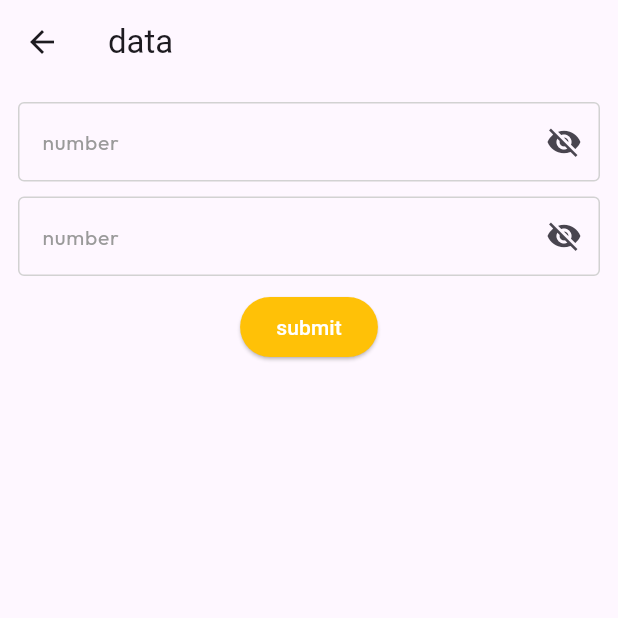
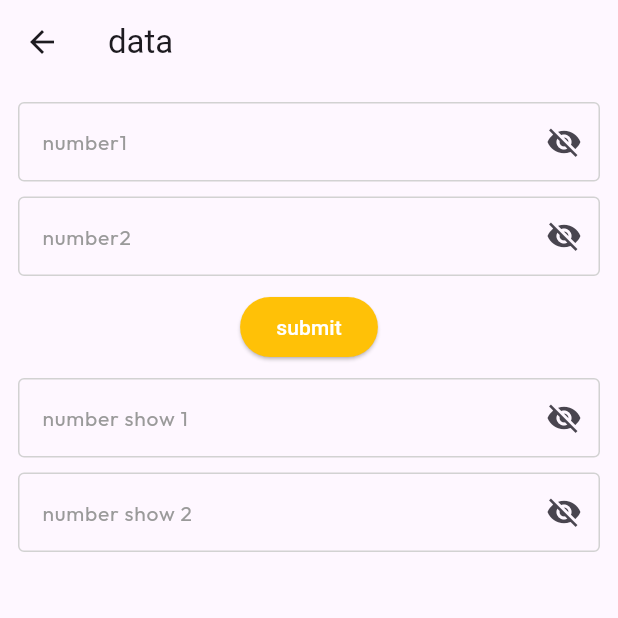
Before and after one commit to shankar-rajan-ts/api_flutter, a Flutter app: the Funcation screen opened by its route, on a phone screen of 412 x 824 dp, the top half of it. Run offline on Flutter 3.47's test engine with Material 3 defaults, Android fonts, the phone set to English and light mode, and no system bars; our stand-ins replace firebase_core, firebase_messaging, geolocator, google_fonts, google_maps_flutter, location; missing offline and left inert: draggable_scrollbar; accounts and stored records are empty.

Commit message:
other  text filed fixed

```diff
--- a/lib/form/form.dart
+++ b/lib/form/form.dart
@@ -21,10 +21,15 @@ class _FuncationState extends State<Funcation> {
   // final TextEditingController _numberController = TextEditingController();
   final numbersController = TextEditingController();
   final numberController = TextEditingController();
+  final numbershow1Controller = TextEditingController();
+  final numbershow2Controller = TextEditingController();
 
   @override
   void initState() {
     super.initState();
+    print("object");
+    // myController.addListener(_printLatestValue);
+
     // Start listening to changes.
     // myController.addListener(_printLatestValue);
   }
@@ -87,7 +92,7 @@ class _FuncationState extends State<Funcation> {
                           ),
                       onPressed: () {},
                     ),
-                    hintText: "number",
+                    hintText: "number1",
                     hintStyle: GoogleFonts.outfit(
                       color: const Color(0xFF9A9A9A),
                       fontSize: 14,
@@ -134,7 +139,7 @@ class _FuncationState extends State<Funcation> {
                         });
                       },
                     ),
-                    hintText: "number",
+                    hintText: "number2",
                     hintStyle: GoogleFonts.outfit(
                       color: const Color(0xFF9A9A9A),
                       fontSize: 14,
@@ -208,20 +213,125 @@ class _FuncationState extends State<Funcation> {
                       print("Number 2 : $number2");
                       final sum = number1 - number2;
                       print("Sum : $sum");
+                      // numbershow1Controller.text = sum.toString();
+                      numbershow1Controller.text = number1.toString();
+                      numbershow2Controller.text = number2.toString();
 
                       numbersController.clear();
-                      numberController.clear();},
+                      numberController.clear();
+                    },
                     child: const Text(
                       "submit",
                       style: TextStyle(color: Colors.white),
                     )),
-                // const TextField(
-                //   obscureText: true,
-                //   decoration: InputDecoration(
-                //       border: InputBorder.none,
-                //       labelText: 'Enter Name',
-                //       hintText: 'Enter Your Name'),
-                // ),
+                SizedBox(
+                  height: 10,
+                ),
+                TextField(
+                  controller: numbershow1Controller,
+                  // controller: numberController,
+                  // keyboardType: TextInputType.number,
+                  // textInputAction: TextInputAction.next,
+                  //  focusNode: _nameFocusNode,
+                  // controller: _numberController,
+                  style: GoogleFonts.outfit(
+                    color: const Color(0xFF373737),
+                    fontSize: 14,
+                    fontWeight: FontWeight.w400,
+                    fontStyle: FontStyle.normal,
+                  ),
+                  // controller: passwordController,
+                  // obscureText: !showPassword,
+                  decoration: InputDecoration(
+                    suffixIcon: IconButton(
+                      icon: const Icon(Icons.visibility_off
+                          // showPassword ? Icons.visibility : Icons.visibility_off,
+                          // color: const Color.fromARGB(255, 59, 59, 59),
+                          ),
+                      onPressed: () {
+                        setState(() {
+                          // showPassword = !showPassword;
+                        });
+                      },
+                    ),
+                    hintText: "number show 1",
+                    hintStyle: GoogleFonts.outfit(
+                      color: const Color(0xFF9A9A9A),
+                      fontSize: 14,
+                      fontWeight: FontWeight.w400,
+                      fontStyle: FontStyle.normal,
+                    ),
+                    border: const OutlineInputBorder(
+                      borderSide: BorderSide(color: Colors.black),
+                    ),
+                    enabledBorder: const OutlineInputBorder(
+                      borderSide: BorderSide(color: Color(0xFFD2D2D2)),
+                    ),
+                    focusedBorder: const OutlineInputBorder(
+                      borderSide: BorderSide(color: Color(0xFF155092)),
+                    ),
+                  ),
+                  keyboardType: TextInputType.number,
+                  textInputAction: TextInputAction.next,
+                  inputFormatters: [
+                    FilteringTextInputFormatter.digitsOnly,
+                    LengthLimitingTextInputFormatter(10),
+                  ],
+                ),
+                SizedBox(
+                  height: 10,
+                ),
+                TextField(
+                  controller: numbershow2Controller,
+                  // controller: numberController,
+                  // keyboardType: TextInputType.number,
+                  // textInputAction: TextInputAction.next,
+                  //  focusNode: _nameFocusNode,
+                  // controller: _numberController,
+                  style: GoogleFonts.outfit(
+                    color: const Color(0xFF373737),
+                    fontSize: 14,
+                    fontWeight: FontWeight.w400,
+                    fontStyle: FontStyle.normal,
+                  ),
+                  // controller: passwordController,
+                  // obscureText: !showPassword,
+                  decoration: InputDecoration(
+                    suffixIcon: IconButton(
+                      icon: const Icon(Icons.visibility_off
+                          // showPassword ? Icons.visibility : Icons.visibility_off,
+                          // color: const Color.fromARGB(255, 59, 59, 59),
+                          ),
+                      onPressed: () {
+                        setState(() {
+                          // showPassword = !showPassword;
+                        });
+                      },
+                    ),
+                    hintText: "number show 2",
+                    hintStyle: GoogleFonts.outfit(
+                      color: const Color(0xFF9A9A9A),
+                      fontSize: 14,
+                      fontWeight: FontWeight.w400,
+                      fontStyle: FontStyle.normal,
+                    ),
+                    border: const OutlineInputBorder(
+                      borderSide: BorderSide(color: Colors.black),
+                    ),
+                    enabledBorder: const OutlineInputBorder(
+                      borderSide: BorderSide(color: Color(0xFFD2D2D2)),
+                    ),
+                    focusedBorder: const OutlineInputBorder(
+                      borderSide: BorderSide(color: Color(0xFF155092)),
+                    ),
+                  ),
+                  keyboardType: TextInputType.number,
+                  textInputAction: TextInputAction.next,
+                  inputFormatters: [
+                    FilteringTextInputFormatter.digitsOnly,
+                    LengthLimitingTextInputFormatter(10),
+                  ],
+                ),
               ],
             ),
           ),
```
